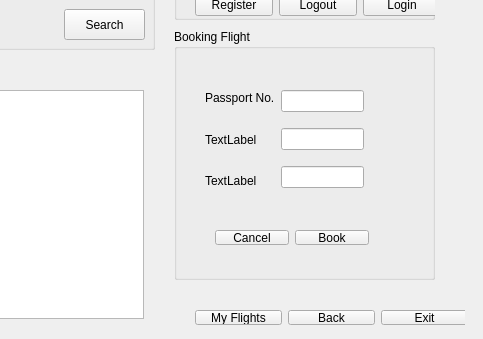
This is mainwindow.ui in TomMendham/Takeoff as Qt 5 draws it before an edit; both pictures show x 606 to 1089 and y 101 to 440 of the 1089 by 440 pixel window. The edited form follows.
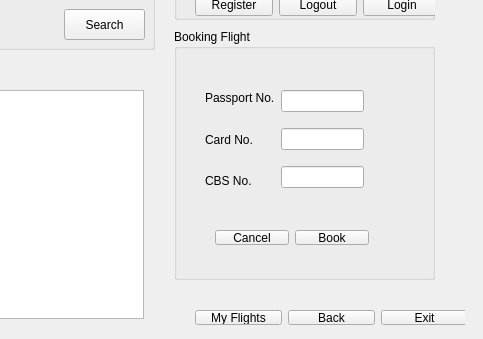
This is the edited form. The open tabs and pages were chosen to show the change. Icons and pictures are not drawn.

Commit message: fixed ui and display details

Diff of the .ui file:
```diff
--- a/mainwindow.ui
+++ b/mainwindow.ui
@@ -432,14 +432,14 @@
             <item>
              <widget class="QLabel" name="label_4">
               <property name="text">
-               <string>TextLabel</string>
+               <string>Card No.</string>
               </property>
              </widget>
             </item>
             <item>
              <widget class="QLabel" name="label_5">
               <property name="text">
-               <string>TextLabel</string>
+               <string>CBS No.</string>
               </property>
              </widget>
             </item>
```
Left out of the diff: 2 changed lines with no effect on the pictures. The commit also changes 2 other files.
